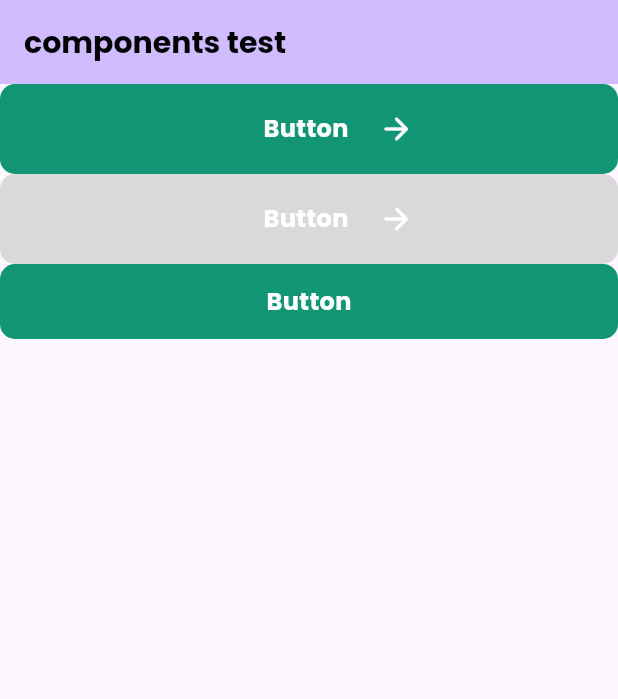
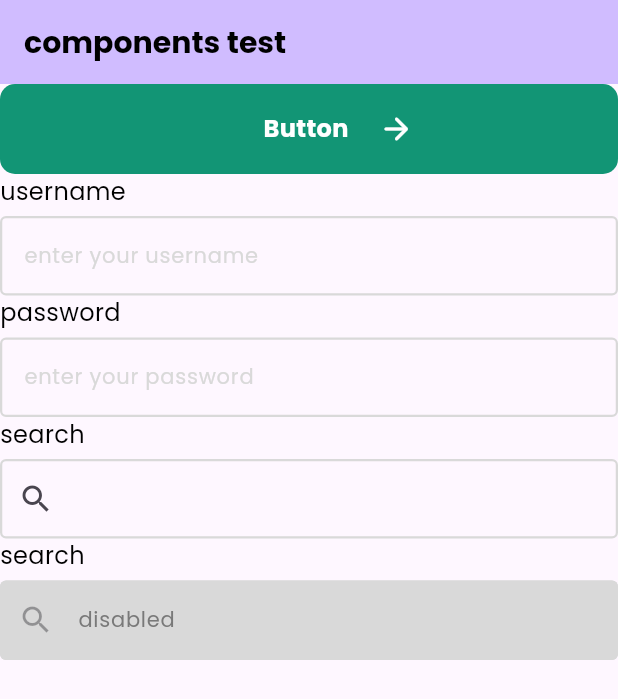
Before and after one commit to CHOIGOYO/flutter_recipe_app_course, a Flutter app: the screen it shows after launch, on a phone screen of 412 x 824 dp. Shown: the top 699 px of the screen. Run offline on Flutter 3.47's test engine with Material 3 defaults, Android fonts, the phone set to English and light mode, and no system bars.

Commit message:
input 위젯 추가

```diff
--- a/recipe_app/lib/core/presentation/components/custom_button.dart
+++ b/recipe_app/lib/core/presentation/components/custom_button.dart
@@ -5,7 +5,7 @@ import 'package:recipe_app/ui/text_styles.dart';
 
 enum ButtonSize { big, medium, small }
 
-class CustomButton extends StatelessWidget {
+class CustomButton extends StatefulWidget {
   final VoidCallback onPressed;
   final CustomText text;
   final bool isDisabled;
@@ -20,9 +20,14 @@ class CustomButton extends StatelessWidget {
       this.haveIcon = false});
 
   @override
+  State<CustomButton> createState() => _CustomButtonState();
+}
+
+class _CustomButtonState extends State<CustomButton> {
+  @override
   Widget build(BuildContext context) {
     double buttonHeight = 0;
-    switch (size) {
+    switch (widget.size) {
       case ButtonSize.big:
         buttonHeight = 60;
         break;
@@ -34,19 +39,19 @@ class CustomButton extends StatelessWidget {
         break;
     }
     return InkWell(
-      onTap: isDisabled ? null : onPressed,
+      onTap: widget.isDisabled ? null : widget.onPressed,
       child: CustomContainer(
         backgroundColor:
-            isDisabled ? ColorStyles.gray4 : ColorStyles.primary100,
+            widget.isDisabled ? ColorStyles.gray4 : ColorStyles.primary100,
         h: buttonHeight,
         child: Center(
           child: Row(
             mainAxisAlignment: MainAxisAlignment.center,
             children: [
               Container(
-                  margin: EdgeInsets.only(left: haveIcon ? 40 : 0),
-                  child: text),
-              haveIcon
+                  margin: EdgeInsets.only(left: widget.haveIcon ? 40 : 0),
+                  child: widget.text),
+              widget.haveIcon
                   ? Container(
                       margin: EdgeInsets.only(left: 20),
                       child: Icon(Icons.arrow_forward_rounded,
--- /dev/null
+++ b/recipe_app/lib/core/presentation/components/custom_inputField.dart
@@ -0,0 +1,71 @@
+import 'package:flutter/material.dart';
+import 'package:recipe_app/ui/color_styles.dart';
+import 'package:recipe_app/ui/text_styles.dart';
+
+class CustomInputfield extends StatefulWidget {
+  final bool haveLabel;
+  final bool isDisabled;
+  final bool isPassword;
+  final bool haveSearchIcon;
+  final String labelText;
+  final String hintText;
+  const CustomInputfield(
+      {super.key,
+      this.haveLabel = false,
+      this.isDisabled = false,
+      this.isPassword = false,
+      this.haveSearchIcon = false,
+      required this.labelText,
+      required this.hintText});
+
+  @override
+  State<CustomInputfield> createState() => _CustomInputfieldState();
+}
+
+class _CustomInputfieldState extends State<CustomInputfield> {
+  @override
+  Widget build(BuildContext context) {
+    return SizedBox(
+      child: Column(
+        crossAxisAlignment: CrossAxisAlignment.stretch,
+        children: [
+          if (!widget.haveLabel)
+            CustomText(
+                text: widget.labelText,
+                color: ColorStyles.black,
+                style: TextStyles.normalTextRegular),
+          if (!widget.haveLabel) const SizedBox(height: 5),
+          TextField(
+            cursorColor: ColorStyles.black,
+            style:
+                TextStyles.smallTextRegular.copyWith(color: ColorStyles.black),
+            enabled: !widget.isDisabled,
+            obscureText: widget.isPassword,
+            decoration: InputDecoration(
+              filled: true,
+              fillColor:
+                  widget.isDisabled ? ColorStyles.gray4 : Colors.transparent,
+              prefixIcon:
+                  widget.haveSearchIcon ? const Icon(Icons.search) : null,
+              focusedBorder: OutlineInputBorder(
+                borderSide:
+                    BorderSide(color: ColorStyles.primary100, width: 1.5),
+              ),
+              enabledBorder: OutlineInputBorder(
+                borderSide: BorderSide(color: ColorStyles.gray4, width: 1.5),
+              ),
+              disabledBorder: OutlineInputBorder(
+                borderSide: BorderSide(color: ColorStyles.gray4, width: 1.5),
+              ),
+              hintText: widget.hintText,
+              hintStyle: TextStyles.smallTextRegular.copyWith(
+                  color: widget.isDisabled
+                      ? ColorStyles.gray2
+                      : ColorStyles.gray4),
+            ),
+          ),
+        ],
+      ),
+    );
+  }
+}
--- a/recipe_app/lib/main.dart
+++ b/recipe_app/lib/main.dart
@@ -1,5 +1,6 @@
 import 'package:flutter/material.dart';
 import 'package:recipe_app/core/presentation/components/custom_button.dart';
+import 'package:recipe_app/core/presentation/components/custom_inputField.dart';
 import 'package:recipe_app/ui/color_styles.dart';
 import 'package:recipe_app/ui/text_styles.dart';
 
@@ -50,26 +51,28 @@ class _MyHomePageState extends State<MyHomePage> {
                 style: TextStyles.normalTextBold),
             size: ButtonSize.big,
           ),
-          CustomButton(
-            onPressed: () {},
-            haveIcon: true,
+          CustomInputfield(
+            labelText: 'username',
+            hintText: 'enter your username',
+            isDisabled: false,
+          ),
+          CustomInputfield(
+            labelText: 'password',
+            hintText: 'enter your password',
+            isPassword: true,
+            isDisabled: false,
+          ),
+          CustomInputfield(
+            labelText: 'search',
+            hintText: '',
+            haveSearchIcon: true,
+          ),
+          CustomInputfield(
+            labelText: 'search',
+            hintText: 'disabled',
+            haveSearchIcon: true,
             isDisabled: true,
-            text: CustomText(
-                text: 'Button',
-                color: ColorStyles.white,
-                style: TextStyles.normalTextBold),
-            size: ButtonSize.big,
-          ),
-          CustomButton(
-            onPressed: () {},
-            haveIcon: false,
-            isDisabled: false,
-            text: CustomText(
-                text: 'Button',
-                color: ColorStyles.white,
-                style: TextStyles.normalTextBold),
-            size: ButtonSize.medium,
-          ),
+          )
         ],
       ),
     );
```
